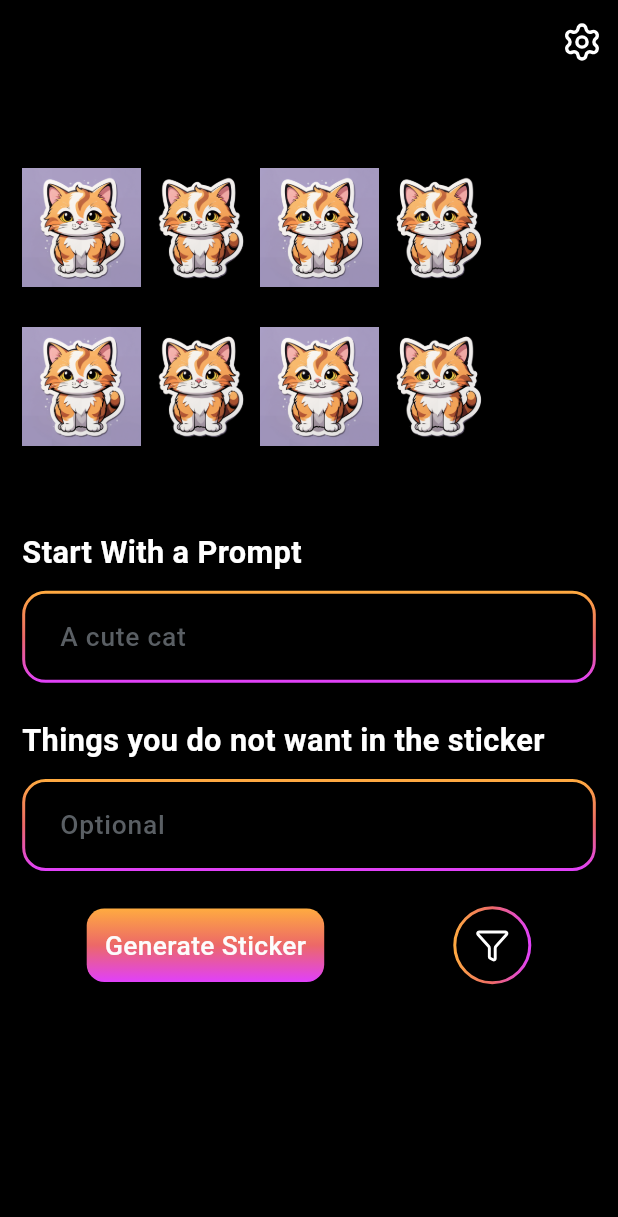
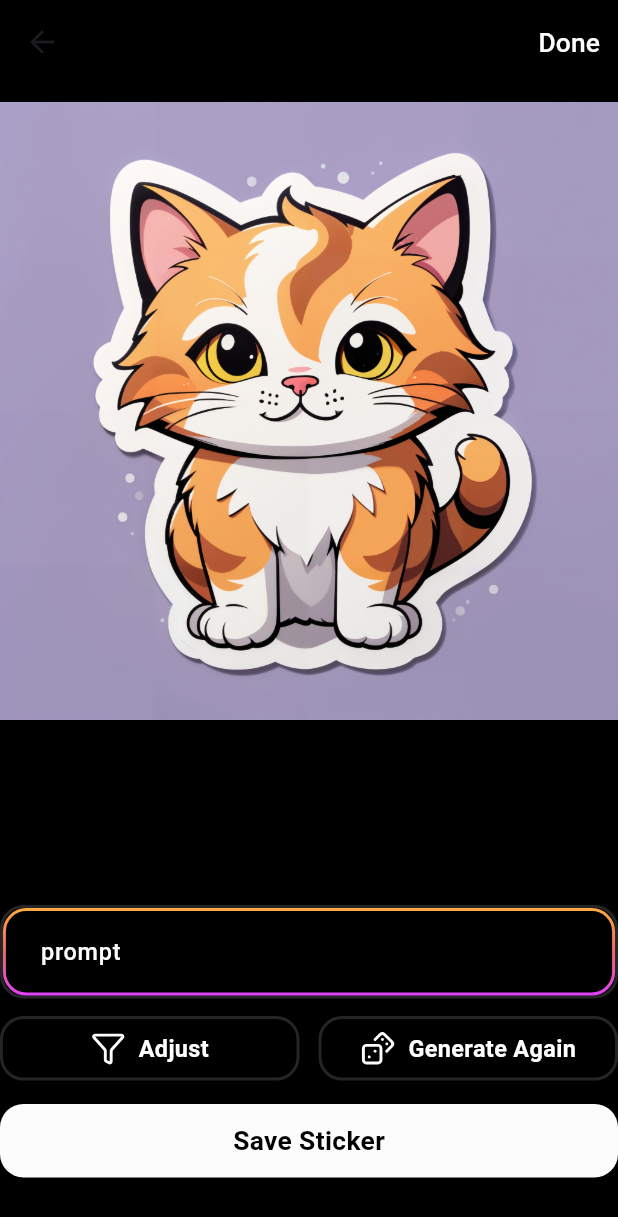
Before and after one commit to yigtkaya/StickrAI, a Flutter app: the LandingPage screen opened directly, after a tap on "Generate Sticker", on a phone screen of 412 x 824 dp. Shown: the top 1217 px of the screen. Run offline on Flutter 3.47's test engine with Material 3 defaults, Android fonts, the light colour scheme and no system bars; our stand-ins replace app_links, cached_network_image, connectivity_plus, dio, firebase_analytics, firebase_core and 14 more; missing offline and left inert: flutter_jailbreak_detection, flutter_statusbarcolor_ns, logger_plus; accounts and stored records are empty; generated files the repository leaves out were written again; Roboto replaces fonts that are missing (Montserrat).

Commit message:
most of the screens done

```diff
--- a/lib/features/filter/presentation/filter_page.dart
+++ b/lib/features/filter/presentation/filter_page.dart
@@ -1,8 +1,7 @@
-import 'package:flutter/cupertino.dart';
+import 'dart:ui';
+
 import 'package:flutter/material.dart';
-import 'package:flutter/rendering.dart';
 import 'package:flutter/services.dart';
-import 'package:flutter/widgets.dart';
 import 'package:flutter_lucide/flutter_lucide.dart';
 import 'package:flutter_screenutil/flutter_screenutil.dart';
 import 'package:stickerai/src/shared/constants/app_color_constants.dart';
@@ -51,14 +50,14 @@ class FilterPage extends StatelessWidget {
           ),
         ),
         actions: [
-          IconButton(
-            onPressed: () {},
-            icon: Icon(
-              LucideIcons.info,
-              size: 28.h,
-              color: Colors.white,
-            ),
-          ),
+          // IconButton(
+          //   onPressed: () {},
+          //   icon: Icon(
+          //     LucideIcons.info,
+          //     size: 28.h,
+          //     color: Colors.white,
+          //   ),
+          // ),
         ],
       ),
       body: SingleChildScrollView(
@@ -72,7 +71,7 @@ class FilterPage extends StatelessWidget {
                 "Advanced Settings",
                 style: TextStyle(color: Colors.white, fontSize: 24.sp),
               ),
-              24.rH,
+              20.rH,
               IntrinsicHeight(
                 child: Row(
                   children: [
@@ -350,15 +349,21 @@ class FilterPage extends StatelessWidget {
                           color: AppColors.lightColor,
                           fontSize: 18.sp,
                         ),
-                        decoration: const InputDecoration(
+                        decoration: InputDecoration(
                           border: InputBorder.none,
+                          hintText: "Things you do not want in the sticker",
+                          hintStyle: TextStyle(
+                            color: Colors.white60,
+                            fontSize: 14.sp,
+                            fontWeight: FontWeight.w400,
+                          ),
                         ),
                       ),
                     ],
                   ),
                 ),
               ),
-              32.rH,
+              36.rH,
               CustomTextField(
                 controller: promptTextController,
                 hint: "A cute cat",
@@ -391,6 +396,7 @@ class FilterPage extends StatelessWidget {
                   ),
                 ),
               ),
+              70.rH,
             ],
           ),
         ),
--- /dev/null
+++ b/lib/features/generated_image/presentation/generated_image_page.dart
@@ -0,0 +1,151 @@
+import 'package:flutter/material.dart';
+import 'package:flutter_lucide/flutter_lucide.dart';
+import 'package:flutter_screenutil/flutter_screenutil.dart';
+import 'package:stickerai/src/shared/constants/app_color_constants.dart';
+import 'package:stickerai/src/shared/constants/asset_constants.dart';
+import 'package:stickerai/src/shared/extensions/build_context_extension.dart';
+import 'package:stickerai/src/shared/extensions/extension.dart';
+import 'package:stickerai/src/shared/helpers/route_helper.dart';
+import 'package:stickerai/src/shared/widgets/form-area/custom_form_field.dart';
+import 'package:stickerai/src/shared/widgets/image/asset_image.dart';
+
+class GeneratedStickerPage extends StatelessWidget {
+  const GeneratedStickerPage({super.key});
+
+  static const routeName = '/generated-sticker';
+
+  static Route<bool> route() {
+    return RouteHelper.platform(
+      builder: (_) => const GeneratedStickerPage(),
+      settings: const RouteSettings(
+        name: routeName,
+      ),
+    );
+  }
+
+  @override
+  Widget build(BuildContext context) {
+    return SafeArea(
+      child: Scaffold(
+        appBar: AppBar(
+          backgroundColor: Colors.transparent,
+          actions: [
+            TextButton(
+              onPressed: () {
+                context.pop();
+              },
+              child: Text(
+                "Done",
+                style: TextStyle(color: Colors.white, fontSize: 18.sp),
+              ),
+            ),
+          ],
+        ),
+        backgroundColor: Colors.black,
+        body: Column(
+          children: [
+            12.rH,
+            AssetsImage(imgPath: AssetConstants.images.cuteCatExample),
+            const Spacer(),
+            Container(
+              decoration: BoxDecoration(
+                borderRadius: BorderRadius.circular(16.r),
+                border: Border.all(color: AppColors.greyBackground, width: 2.r),
+              ),
+              child: CustomTextField(
+                controller: TextEditingController(text: "prompt"),
+              ),
+            ),
+            12.rH,
+            Row(
+              children: [
+                Expanded(
+                  child: Container(
+                    decoration: BoxDecoration(
+                      borderRadius: BorderRadius.circular(16.r),
+                      border: Border.all(color: AppColors.greyBackground, width: 2.r),
+                    ),
+                    child: Padding(
+                      padding: EdgeInsets.all(8.0.h),
+                      child: Row(
+                        mainAxisAlignment: MainAxisAlignment.center,
+                        children: [
+                          Icon(
+                            LucideIcons.filter,
+                            size: 24.h,
+                            color: Colors.white,
+                          ),
+                          8.rW,
+                          Text(
+                            "Adjust",
+                            style: TextStyle(
+                              color: Colors.white,
+                              fontSize: 16.sp,
+                              fontWeight: FontWeight.bold,
+                            ),
+                          ),
+                        ],
+                      ),
+                    ),
+                  ),
+                ),
+                12.rW,
+                Expanded(
+                  child: Container(
+                    decoration: BoxDecoration(
+                      borderRadius: BorderRadius.circular(16.r),
+                      border: Border.all(color: AppColors.greyBackground, width: 2.r),
+                    ),
+                    child: Padding(
+                      padding: EdgeInsets.all(8.0.h),
+                      child: Row(
+                        mainAxisAlignment: MainAxisAlignment.center,
+                        children: [
+                          Icon(
+                            LucideIcons.dices,
+                            size: 24.h,
+                            color: Colors.white,
+                          ),
+                          8.rW,
+                          Text(
+                            "Generate Again",
+                            style: TextStyle(
+                              color: Colors.white,
+                              fontSize: 16.sp,
+                              fontWeight: FontWeight.bold,
+                            ),
+                          ),
+                        ],
+                      ),
+                    ),
+                  ),
+                ),
+              ],
+            ),
+            16.rH,
+            Container(
+              decoration: BoxDecoration(
+                color: AppColors.neutralWhite,
+                borderRadius: BorderRadius.circular(16.r),
+              ),
+              child: Padding(
+                padding: const EdgeInsets.all(12.0),
+                child: Center(
+                  child: Text(
+                    "Save Sticker",
+                    style: TextStyle(
+                      fontSize: 18.sp,
+                      color: Colors.black,
+                      fontWeight: FontWeight.bold,
+                    ),
+                  ),
+                ),
+              ),
+            ),
+            40.rH,
+          ],
+        ),
+      ),
+    );
+  }
+}
--- a/lib/features/landing/presentation/landing_page.dart
+++ b/lib/features/landing/presentation/landing_page.dart
@@ -1,11 +1,11 @@
-import 'package:flutter/cupertino.dart';
+import 'dart:ui';
 import 'package:flutter/material.dart';
-import 'package:flutter/widgets.dart';
 import 'package:flutter_lucide/flutter_lucide.dart';
 import 'package:flutter_riverpod/flutter_riverpod.dart';
 import 'package:flutter_screenutil/flutter_screenutil.dart';
 import 'package:gradient_borders/gradient_borders.dart';
 import 'package:stickerai/features/filter/presentation/filter_page.dart';
+import 'package:stickerai/features/generated_image/presentation/generated_image_page.dart';
 import 'package:stickerai/features/landing/providers/landing_providers.dart';
 import 'package:stickerai/src/shared/constants/app_color_constants.dart';
 import 'package:stickerai/src/shared/constants/asset_constants.dart';
@@ -50,7 +50,9 @@ class _LandingPageState extends ConsumerState<LandingPage> {
         backgroundColor: Colors.transparent,
         actions: [
           IconButton(
-            onPressed: () {},
+            onPressed: () {
+              // wolt modal bottom sheet
+            },
             icon: Icon(
               LucideIcons.settings,
               size: 28.h,
@@ -129,21 +131,6 @@ class _LandingPageState extends ConsumerState<LandingPage> {
                 hint: "A cute cat",
               ),
               24.rH,
-              Text(
-                "Things you do not want in the sticker",
-                textAlign: TextAlign.center,
-                style: TextStyle(
-                  color: Colors.white,
-                  fontSize: 21.sp,
-                  fontWeight: FontWeight.w600,
-                ),
-              ),
-              12.rH,
-              CustomTextField(
-                controller: _negativePromptTextController,
-                hint: "Optional",
-              ),
-              24.rH,
               Row(
                 mainAxisAlignment: MainAxisAlignment.spaceAround,
                 children: [
@@ -151,6 +138,7 @@ class _LandingPageState extends ConsumerState<LandingPage> {
                     onTap: () {
                       // günlük sınır 3 adet olacak şekilde kontrol yapılacak
                       // subscription kontrolü yapılacak
+                      context.push(GeneratedStickerPage.route());
                     },
                     behavior: HitTestBehavior.opaque,
                     child: Container(
@@ -175,7 +163,11 @@ class _LandingPageState extends ConsumerState<LandingPage> {
                     decoration: const BoxDecoration(
                       border: GradientBoxBorder(
                         gradient: LinearGradient(
-                          colors: [Colors.orangeAccent, Color.fromARGB(255, 236, 104, 104), Colors.purpleAccent],
+                          colors: [
+                            Colors.orangeAccent,
+                            Color.fromARGB(255, 236, 104, 104),
+                            Colors.purpleAccent,
+                          ],
                         ),
                         width: 2,
                       ),
```
